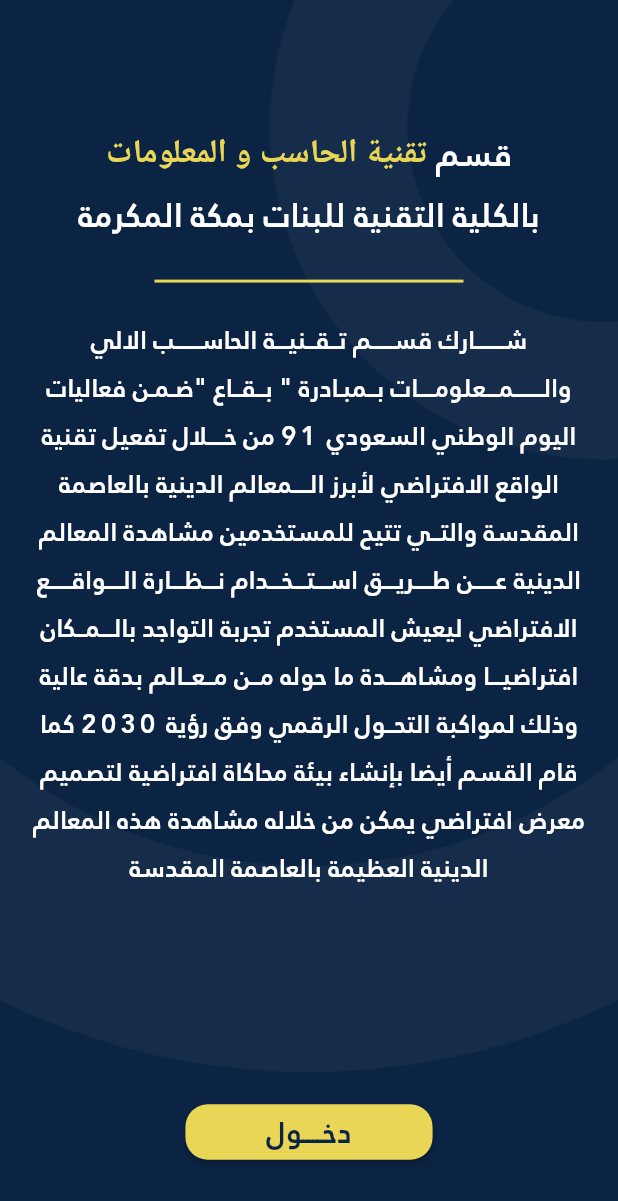
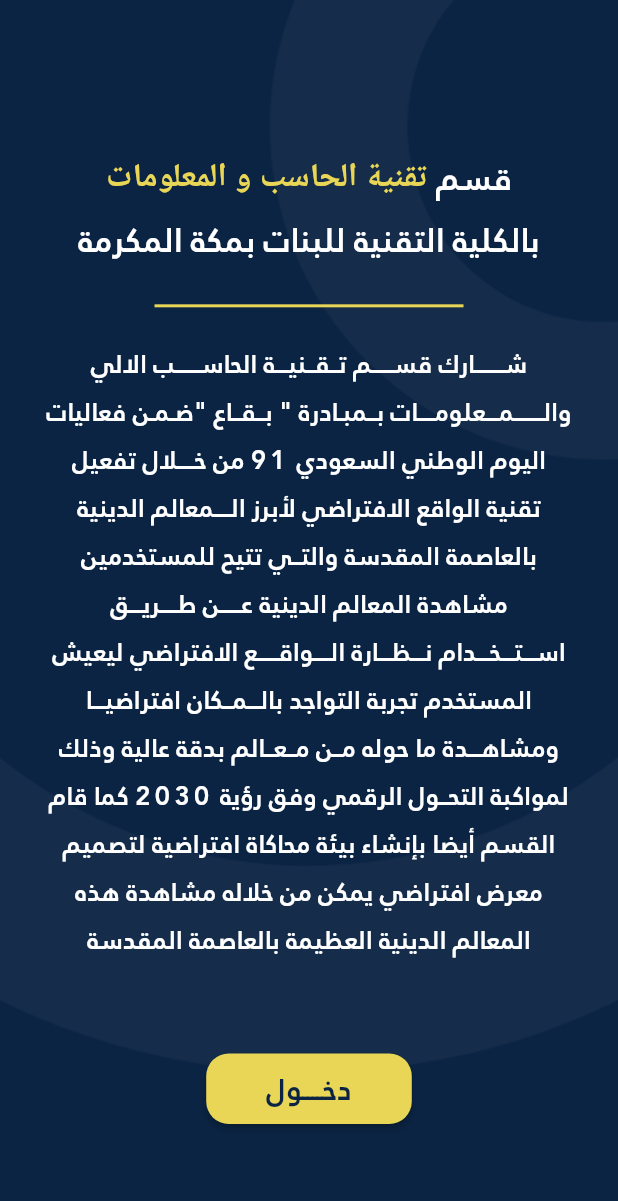
Before and after one commit to hossam-aboud/bi8a3, a Flutter app: the screen it shows after launch, after a tap on "دخــــول", on a phone screen of 412 x 824 dp. Shown: the top 1201 px of the screen. Run offline on Flutter 3.47's test engine with Material 2 defaults, Android fonts, the light colour scheme and no system bars; our stand-ins replace bloc, cached_network_image, cloud_firestore, firebase_core, flutter_bloc, shimmer and 1 more; missing offline and left inert: panorama; accounts and stored records are empty; network calls fail.

Commit message:
- add some places - edit code - programmer hossam aboud

```diff
--- a/lib/modules/about_app/about_app_screen.dart
+++ b/lib/modules/about_app/about_app_screen.dart
@@ -1,4 +1,6 @@
 import 'package:baqa3/layout/home_layout.dart';
+import 'package:baqa3/modules/about_app/components/build_custom_divider.dart';
+import 'package:baqa3/modules/about_app/components/build_description_app.dart';
 import 'package:baqa3/modules/about_app/components/build_title_about_app.dart';
 import 'package:baqa3/shared/components/components.dart';
 import 'package:flutter/material.dart';
@@ -14,16 +16,21 @@ class _AboutAppScreenState extends State<AboutAppScreen> {
   @override
   Widget build(BuildContext context) {
     double height = MediaQuery.of(context).size.height;
-    double width = MediaQuery.of(context).size.width;
     return Scaffold(
       backgroundColor: Theme.of(context).primaryColor,
       body: Stack(
         children: [
           DefaultBuildScaffoldBackgroundImage(),
-          BuildTitleAboutApp(
-            height: height,
-            width: width,
-          ),
+          Positioned(
+            top: height * 0.12,
+            left: 15.0,
+            right: 15.0,
+            bottom: height * 0.09,
+            child: Column(
+              children: [
+                BuildTitleAboutApp(),
+                BuildCustomDivider(),
+                BuildDescriptionApp(),
                 BuildDefaultElevatedButton(
                   isCustomization: true,
                   textBtn: 'دخــــول',
@@ -34,6 +41,9 @@ class _AboutAppScreenState extends State<AboutAppScreen> {
                 ),
               ],
             ),
+          ),
+        ],
+      ),
     );
   }
 }
--- a/lib/modules/about_app/components/build_custom_divider.dart
+++ b/lib/modules/about_app/components/build_custom_divider.dart
@@ -1,5 +1,3 @@
-
-
 import 'package:flutter/material.dart';
 
 class BuildCustomDivider extends StatelessWidget {
@@ -8,7 +6,7 @@ class BuildCustomDivider extends StatelessWidget {
   @override
   Widget build(BuildContext context) {
     double width = MediaQuery.of(context).size.width;
-    return   Container(
+    return Container(
       padding: EdgeInsets.symmetric(vertical: 15.0),
       width: width * 0.5,
       child: Divider(
--- a/lib/modules/about_app/components/build_description_app.dart
+++ b/lib/modules/about_app/components/build_description_app.dart
@@ -5,12 +5,16 @@ class BuildDescriptionApp extends StatelessWidget {
 
   @override
   Widget build(BuildContext context) {
-    return Padding(
-      padding: const EdgeInsets.symmetric(horizontal: 15.0),
-      child: Text(
-        'شـــــــارك قســـــم تــقــنيـــة الحاســــــب الالي والـــــــمـــعلومــــات بــمبـادرة " بــقــاع "ضـمـن فعاليات اليوم الوطني السعودي 91 من خــــلال تفعيل تقنية الواقع الافتراضي لأبرز الــــمعالم الدينية بالعاصمة المقدسة والتــي تتيح للمستخدمين مشاهدة المعالم الدينية عـــــن طــــريـــق اســـتـــخـــدام نـــظـــارة الــــواقـــــع الافتراضي ليعيش المستخدم تجربة التواجد بالـــمــكان افتراضيـــا ومشاهـــدة ما حوله مــن مــعــالم بدقة عالية وذلك لمواكبة التحــول الرقمي وفق رؤية 2030 كما قام القسم أيضا بإنشاء بيئة محاكاة افتراضية لتصميم معرض افتراضي يمكن من خلاله مشاهدة هذه المعالم الدينية العظيمة بالعاصمة المقدسة',
-        textAlign: TextAlign.center,
-        style: Theme.of(context).textTheme.bodyMedium,
+    return   Expanded(
+      child: Padding(
+        padding: const EdgeInsets.symmetric(horizontal: 15.0),
+        child: Text(
+          'شـــــــارك قســـــم تــقــنيـــة الحاســــــب الالي والـــــــمـــعلومــــات بــمبـادرة " بــقــاع "ضـمـن فعاليات اليوم الوطني السعودي 91 من خــــلال تفعيل تقنية الواقع الافتراضي لأبرز الــــمعالم الدينية بالعاصمة المقدسة والتــي تتيح للمستخدمين مشاهدة المعالم الدينية عـــــن طــــريـــق اســـتـــخـــدام نـــظـــارة الــــواقـــــع الافتراضي ليعيش المستخدم تجربة التواجد بالـــمــكان افتراضيـــا ومشاهـــدة ما حوله مــن مــعــالم بدقة عالية وذلك لمواكبة التحــول الرقمي وفق رؤية 2030 كما قام القسم أيضا بإنشاء بيئة محاكاة افتراضية لتصميم معرض افتراضي يمكن من خلاله مشاهدة هذه المعالم الدينية العظيمة بالعاصمة المقدسة',
+          textAlign: TextAlign.center,
+          maxLines: 13,
+          overflow: TextOverflow.ellipsis,
+          style: Theme.of(context).textTheme.bodyMedium,
+        ),
       ),
     );
   }
--- a/lib/modules/about_app/components/build_title_about_app.dart
+++ b/lib/modules/about_app/components/build_title_about_app.dart
@@ -1,25 +1,13 @@
-
-
-import 'package:baqa3/modules/about_app/components/build_custom_divider.dart';
-import 'package:baqa3/modules/about_app/components/build_description_app.dart';
-import 'package:baqa3/shared/styles/colors.dart';
 import 'package:flutter/material.dart';
 
 class BuildTitleAboutApp extends StatelessWidget {
-  final double height , width;
-
-  const BuildTitleAboutApp({Key? key,
-   required this.height,required this.width}) : super(key: key);
+  const BuildTitleAboutApp({
+    Key? key,
+  }) : super(key: key);
 
   @override
   Widget build(BuildContext context) {
-    return    Positioned(
-      top: height * 0.1,
-      left: 0.0,
-      right: 0.0,
-      child: Column(
-        children: [
-          RichText(
+    return RichText(
       textAlign: TextAlign.center,
       maxLines: 2,
       overflow: TextOverflow.ellipsis,
@@ -40,11 +28,6 @@ class BuildTitleAboutApp extends StatelessWidget {
           ),
         ],
       ),
-          ),
-        BuildCustomDivider(),
-        BuildDescriptionApp(),
-        ],
-      ),
     );
   }
 }
--- a/lib/modules/choose_view/choose_view_screen.dart
+++ b/lib/modules/choose_view/choose_view_screen.dart
@@ -22,10 +22,7 @@ class _ChooseViewScreenState extends State<ChooseViewScreen> {
       backgroundColor: Theme.of(context).primaryColor,
       body: Stack(
         children: [
-          BuildDefaultTitleScreens(
-            isCustomization: true,
-            titleScreen: 'إختر طريقة العرض',
-          ),
+
           DefaultBuildScaffoldBackgroundImage(),
           BuildItemChooseView(
             threeDMode: widget.three_d_mode,
--- a/lib/modules/data/components/build_body_data.dart
+++ b/lib/modules/data/components/build_body_data.dart
@@ -23,7 +23,7 @@ class BuildBodyData extends StatelessWidget {
       child: SingleChildScrollView(
         child: Column(
             crossAxisAlignment: CrossAxisAlignment.stretch,
-            children: _getBody(context)),
+            children: _getBody(context,),),
       ),
     );
   }
--- a/lib/modules/splash/components/build_logo_image.dart
+++ b/lib/modules/splash/components/build_logo_image.dart
@@ -1,21 +1,19 @@
-import 'package:baqa3/shared/components/constants.dart';
 import 'package:flutter/material.dart';
 
 class BuildLogoImage extends StatelessWidget {
-  final double height, width;
 
-  const BuildLogoImage({Key? key, required this.height, required this.width})
+  const BuildLogoImage({Key? key,})
       : super(key: key);
 
   @override
   Widget build(BuildContext context) {
-    return Positioned(
-      top: height * 0.15,
-      left: width * 0.25,
-      right: width * 0.25,
-      child: Image.asset(
-        logoImage,
-      ),
+    double height = MediaQuery.of(context).size.height;
+    return  Image.asset(
+      'assets/images/logo.png',
+      fit: BoxFit.cover,
+      filterQuality: FilterQuality.high,
+      height: height * 0.25,
+      width: height * 0.25,
     );
   }
 }
--- a/lib/modules/splash/components/build_text_app.dart
+++ b/lib/modules/splash/components/build_text_app.dart
@@ -2,21 +2,15 @@
 import 'package:flutter/material.dart';
 
 class BuildTextApp extends StatelessWidget {
-  final double height;
   const BuildTextApp({Key? key,
-   required this.height}) : super(key: key);
+   }) : super(key: key);
 
   @override
   Widget build(BuildContext context) {
-    return Positioned(
-      left: 0,
-      right: 0,
-      top: height * 0.4,
-      child: Text(
-        'بقــــاع',
-        textAlign: TextAlign.center,
-        style: Theme.of(context).textTheme.titleLarge,
-      ),
+    return Text(
+      'بقــــاع',
+      textAlign: TextAlign.center,
+      style: Theme.of(context).textTheme.titleLarge,
     );
   }
 }
--- a/lib/modules/splash/splash_screen.dart
+++ b/lib/modules/splash/splash_screen.dart
@@ -21,14 +21,28 @@ class _SplashScreenState extends State<SplashScreen> {
       body: Stack(
         children: [
           BuildBackgroundImage(height: height, width: width),
-          BuildLogoImage(height: height, width: width),
-          BuildTextApp(height: height),
-          BuildDefaultElevatedButton(
-            onPressed: () => removeAllBackScreen(
-              context: context,
-              screen: AboutAppScreen(),
+          Positioned(
+            top: height * 0.12,
+            left: 15.0,
+            right: 15.0,
+            bottom: height * 0.09,
+            child: Column(
+              children: [
+                BuildLogoImage(),
+                SizedBox(
+                  height: height * 0.01,
+                ),
+                BuildTextApp(),
+                Spacer(),
+                BuildDefaultElevatedButton(
+                  onPressed: () => removeAllBackScreen(
+                    context: context,
+                    screen: AboutAppScreen(),
+                  ),
+                  textBtn: 'دخــــول',
+                ),
+              ],
             ),
-            textBtn: 'دخــــول',
           ),
         ],
       ),
--- a/lib/shared/components/components.dart
+++ b/lib/shared/components/components.dart
@@ -45,18 +45,12 @@ class BuildDefaultTitleScreens extends StatelessWidget {
 
   @override
   Widget build(BuildContext context) {
-    double height = MediaQuery.of(context).size.height;
-    return Positioned(
-      top: !isCustomization ? height * 0.1 : height * 0.12,
-      left: 0.0,
-      right: 0.0,
-      child: Text(
+    return Text(
       titleScreen,
       maxLines: 1,
       textAlign: TextAlign.center,
       overflow: TextOverflow.ellipsis,
       style: Theme.of(context).textTheme.headlineLarge,
-      ),
     );
   }
 }
@@ -75,15 +69,8 @@ class BuildDefaultElevatedButton extends StatelessWidget {
 
   @override
   Widget build(BuildContext context) {
-    double height = MediaQuery.of(context).size.height;
-    double width = MediaQuery.of(context).size.width;
-
-    return Positioned(
-      left: width * 0.3,
-      right: width * 0.3,
-      bottom: !isCustomization ? height * 0.1 : height * 0.055,
-      child: ElevatedButton(
-          onPressed: onPressed,
+    return  ElevatedButton(
+      onPressed: onPressed ,
       child: Text(
         textBtn,
         style: TextStyle(
@@ -92,7 +79,7 @@ class BuildDefaultElevatedButton extends StatelessWidget {
           fontSize: 20.0,
         ),
       ),
-          style: Theme.of(context).elevatedButtonTheme.style),
+      style: Theme.of(context).elevatedButtonTheme.style,
     );
   }
 }
--- a/lib/shared/styles/theme.dart
+++ b/lib/shared/styles/theme.dart
@@ -58,7 +58,11 @@ var lightTheme = ThemeData(
             ),
           ),
         ),
+
       ),
+        padding:MaterialStateProperty.all<EdgeInsets>(
+          EdgeInsets.symmetric(horizontal: 40.0 , vertical: 5.0,),
+        )
     ),
   ),
 );
```
Also changed, not shown: lib/layout/components/build_item_home.dart (+16 -4 lines), lib/layout/home_layout.dart (+18 -13 lines), lib/modules/choose_view/build_item_choose_view.dart (+8 -5 lines), lib/modules/description/components/build_description_item.dart (+10 -30 lines), lib/modules/description/description_screen.dart (+17 -3 lines). Lines whose indentation alone changed are shown as unchanged.
